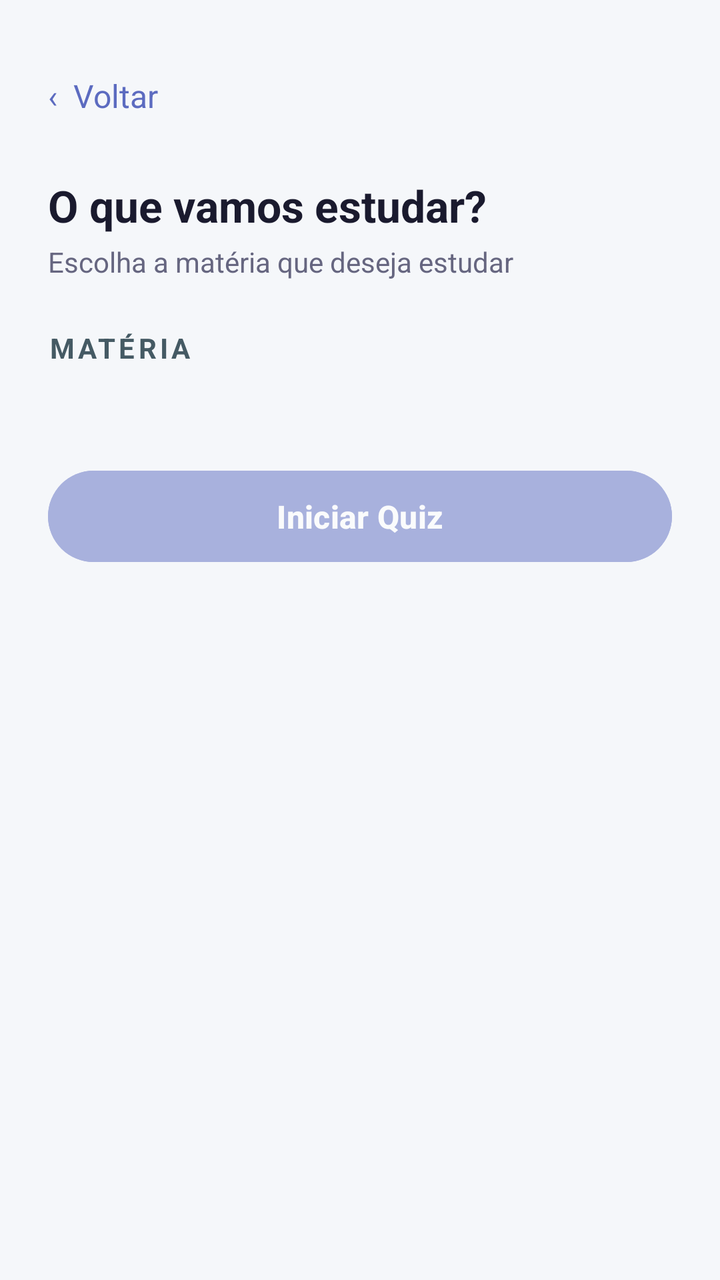
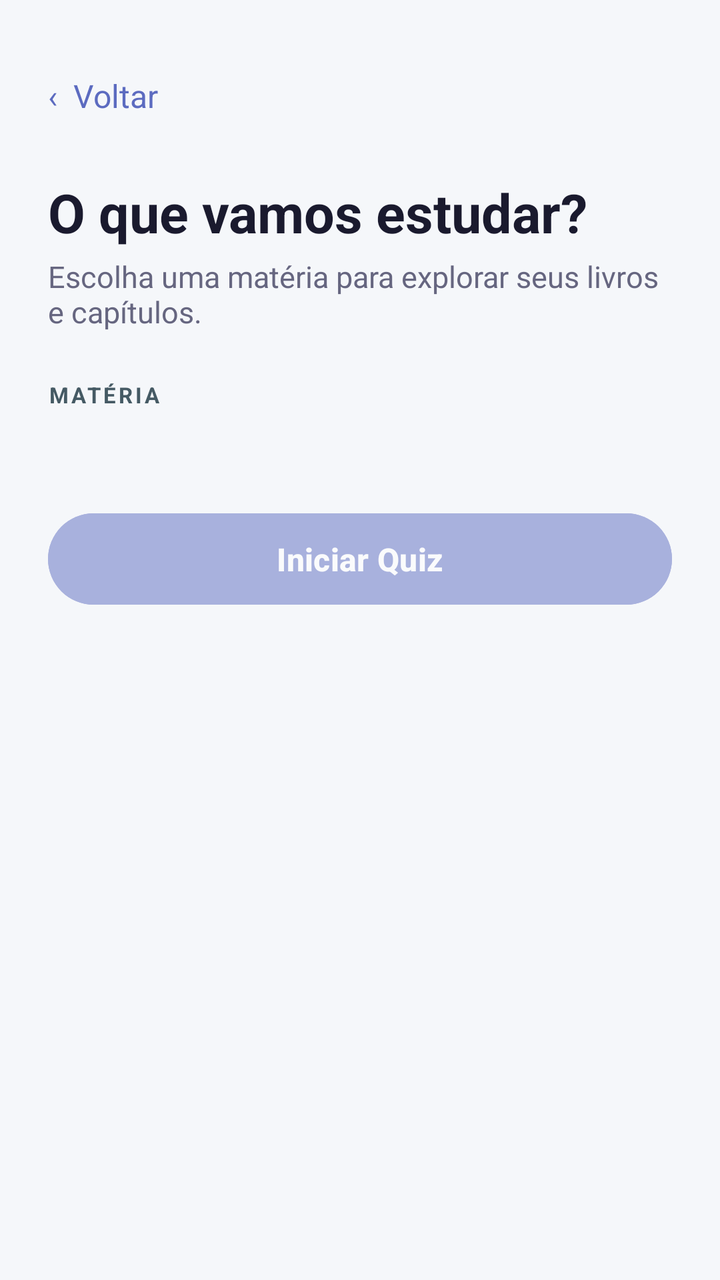

Compare the two renders of this Android layout. The source of the first and the diff that turns it into the second are given below.
<!-- AndroidManifest.xml: application theme Theme.Tcc -->
<!-- res/layout/activity_selecionar_materia.xml -->
<?xml version="1.0" encoding="utf-8"?>
<androidx.constraintlayout.widget.ConstraintLayout xmlns:android="http://schemas.android.com/apk/res/android"
    android:id="@+id/raizMaterias"
    android:layout_width="match_parent"
    android:layout_height="match_parent">
    <ScrollView xmlns:android="http://schemas.android.com/apk/res/android"
        android:layout_width="match_parent"
        android:layout_height="match_parent"
        android:background="@color/BackGround"
        android:fillViewport="true">

        <LinearLayout
            android:layout_width="match_parent"
            android:layout_height="wrap_content"
            android:orientation="vertical"
            android:padding="24dp">

            <TextView
                android:id="@+id/btnVoltarMaterias"
                android:layout_width="wrap_content"
                android:layout_height="48dp"
                android:gravity="center_vertical"
                android:contentDescription="Voltar ao menu"
                android:text="‹  Voltar"
                android:textColor="@color/Destaque"
                android:textSize="16sp" />

            
            <TextView
                android:layout_width="wrap_content"
                android:layout_height="wrap_content"
                android:text="O que vamos estudar?"
                android:textSize="22sp"
                android:textStyle="bold"
                android:textColor="@color/TextoPrincipal"
                android:layout_marginTop="16dp"/>

            <TextView
                android:layout_width="wrap_content"
                android:layout_height="wrap_content"
                android:text="Escolha a matéria que deseja estudar"
                android:textSize="14sp"
                android:textColor="@color/TextoSecundario"
                android:layout_marginTop="4dp"
                android:layout_marginBottom="24dp"/>

            
            <TextView
                android:layout_width="wrap_content"
                android:layout_height="wrap_content"
                android:text="MATÉRIA"
                android:textSize="14sp"
                android:textStyle="bold"
                android:textColor="@color/BordaButton"
                android:letterSpacing="0.12"
                android:layout_marginBottom="8dp"/>

            
            <androidx.recyclerview.widget.RecyclerView
                android:id="@+id/rvMaterias"
                android:layout_width="match_parent"
                android:layout_height="wrap_content"
                android:nestedScrollingEnabled="false"
                android:layout_marginBottom="24dp"/>

            
            <LinearLayout
                android:layout_width="match_parent"
                android:layout_height="wrap_content"
                android:orientation="vertical"
                android:gravity="center"
                android:layout_marginBottom="8dp">

                <ProgressBar
                    android:id="@+id/progressBar"
                    android:layout_width="wrap_content"
                    android:layout_height="wrap_content"
                    android:visibility="gone"/>

                <TextView
                    android:id="@+id/tvCarregando"
                    android:layout_width="wrap_content"
                    android:layout_height="wrap_content"
                    android:text="✨ Gerando questões com IA..."
                    android:textSize="14sp"
                    android:textColor="@color/Destaque"
                    android:gravity="center"
                    android:visibility="gone"
                    android:layout_marginTop="8dp"/>

            </LinearLayout>

            
            <Button
                android:id="@+id/btnIniciar"
                android:layout_width="match_parent"
                android:layout_height="wrap_content"
                android:minHeight="52dp"
                android:padding="12dp"
                android:text="Iniciar Quiz"
                android:textSize="16sp"
                android:textStyle="bold"
                android:textColor="@color/TextoNoPrimario"
                android:backgroundTint="@color/Destaque"
                android:enabled="false"
                android:alpha="0.5"
                android:layout_marginTop="8dp"
                android:layout_marginBottom="16dp"/>

        </LinearLayout>
    </ScrollView>


</androidx.constraintlayout.widget.ConstraintLayout>
<!-- resources referenced by this layout -->
<resources>
  <color name="BackGround">#F5F7FA</color>
  <color name="BordaButton">#455A64</color>
  <color name="Destaque">#5C6BC0</color>
  <color name="TextoNoPrimario">#FFFFFF</color>
  <color name="TextoPrincipal">#1A1A2E</color>
  <color name="TextoSecundario">#666680</color>
  <style name="Theme.Tcc" parent="Base.Theme.Tcc" />
  <style name="Base.Theme.Tcc" parent="Theme.Material3.DayNight.NoActionBar">
          <item name="colorPrimary">@color/Destaque</item>
          <item name="colorOnPrimary">@color/TextoNoPrimario</item>
          <item name="colorSurface">@color/CardFundo</item>
          <item name="colorOnSurface">@color/TextoPrincipal</item>
          <item name="android:colorAccent">@color/Destaque</item>
          <item name="android:windowLightStatusBar">true</item>
          <item name="android:statusBarColor">@color/BackGround</item>
          <item name="android:navigationBarColor">@color/BackGround</item>
      </style>
  <color name="CardFundo">#FFFFFF</color>
</resources>

<!-- the commit's change to res/layout/activity_selecionar_materia.xml (unified diff, before → after) -->
@@ -30,7 +30,7 @@
                 android:layout_width="wrap_content"
                 android:layout_height="wrap_content"
                 android:text="O que vamos estudar?"
-                android:textSize="22sp"
+                android:textSize="27sp"
                 android:textStyle="bold"
                 android:textColor="@color/TextoPrincipal"
                 android:layout_marginTop="16dp"/>
@@ -38,8 +38,8 @@
             <TextView
                 android:layout_width="wrap_content"
                 android:layout_height="wrap_content"
-                android:text="Escolha a matéria que deseja estudar"
-                android:textSize="14sp"
+                android:text="Escolha uma matéria para explorar seus livros e capítulos."
+                android:textSize="15sp"
                 android:textColor="@color/TextoSecundario"
                 android:layout_marginTop="4dp"
                 android:layout_marginBottom="24dp"/>
@@ -49,7 +49,7 @@
                 android:layout_width="wrap_content"
                 android:layout_height="wrap_content"
                 android:text="MATÉRIA"
-                android:textSize="14sp"
+                android:textSize="11sp"
                 android:textStyle="bold"
                 android:textColor="@color/BordaButton"
                 android:letterSpacing="0.12"
@@ -81,7 +81,7 @@
                     android:id="@+id/tvCarregando"
                     android:layout_width="wrap_content"
                     android:layout_height="wrap_content"
-                    android:text="✨ Gerando questões com IA..."
+                    android:text="Preparando seu estudo…"
                     android:textSize="14sp"
                     android:textColor="@color/Destaque"
                     android:gravity="center"
